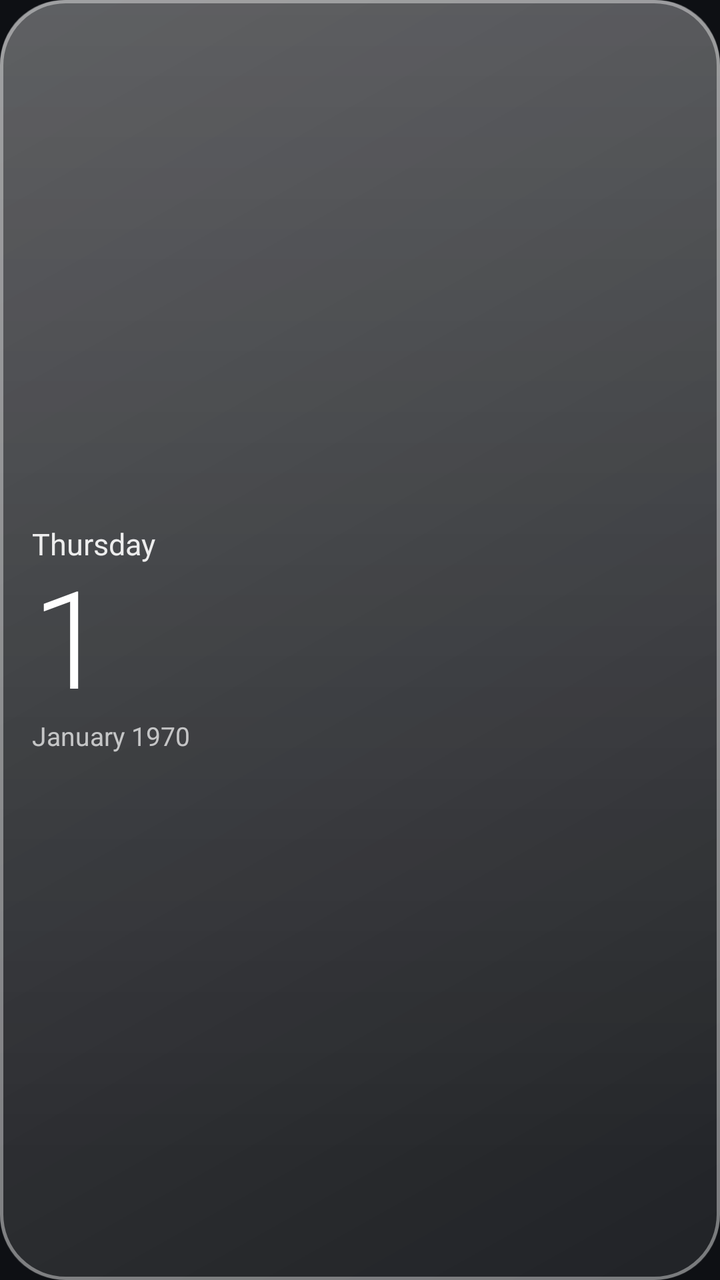
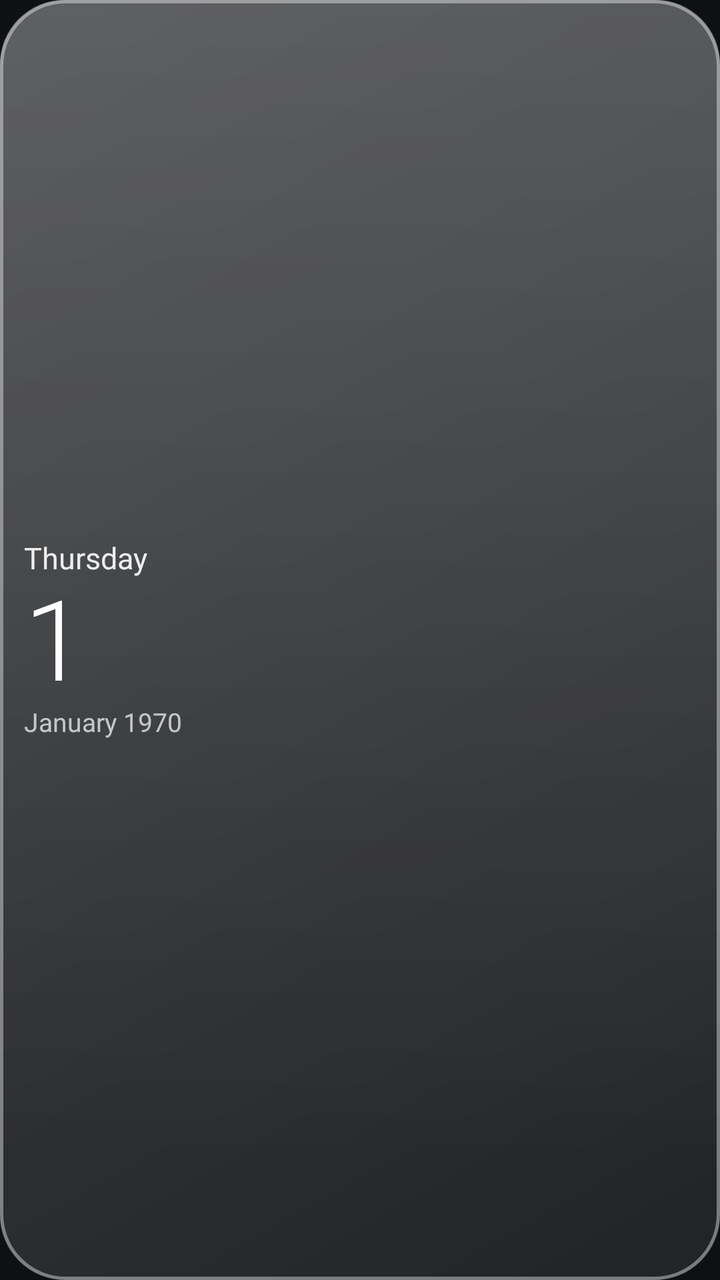

Screens rendered from an Android XML layout before and after an edit, with the pre-edit source and the edit as a unified diff.
<!-- AndroidManifest.xml: application theme Theme.GlassWidgets -->
<!-- res/layout/widget_glass_date.xml -->
<?xml version="1.0" encoding="utf-8"?>
<FrameLayout xmlns:android="http://schemas.android.com/apk/res/android"
    android:id="@+id/widget_root"
    android:layout_width="match_parent"
    android:layout_height="match_parent"
    android:background="@drawable/glass_bg"
    android:padding="16dp">

    <LinearLayout
        android:layout_width="match_parent"
        android:layout_height="match_parent"
        android:gravity="center_vertical"
        android:orientation="vertical">

        <TextClock
            android:layout_width="wrap_content"
            android:layout_height="wrap_content"
            android:format12Hour="EEEE"
            android:format24Hour="EEEE"
            android:includeFontPadding="false"
            android:textColor="#E6FFFFFF"
            android:textSize="15sp" />

        <TextClock
            android:layout_width="wrap_content"
            android:layout_height="wrap_content"
            android:fontFamily="sans-serif-light"
            android:format12Hour="d"
            android:format24Hour="d"
            android:includeFontPadding="false"
            android:textColor="#FFFFFFFF"
            android:textSize="68sp" />

        <TextClock
            android:layout_width="wrap_content"
            android:layout_height="wrap_content"
            android:format12Hour="MMMM yyyy"
            android:format24Hour="MMMM yyyy"
            android:includeFontPadding="false"
            android:textColor="#B3FFFFFF"
            android:textSize="13sp" />

    </LinearLayout>

</FrameLayout>
<!-- resources referenced by this layout -->
<resources>
  <!-- drawable glass_bg (drawable) -->
  <?xml version="1.0" encoding="utf-8"?>
  <layer-list xmlns:android="http://schemas.android.com/apk/res/android">
  
      
      <item>
          <shape android:shape="rectangle">
              <gradient
                  android:angle="315"
                  android:endColor="#14FFFFFF"
                  android:startColor="#38FFFFFF"
                  android:type="linear" />
              <corners android:radius="32dp" />
          </shape>
      </item>
  
      
      <item android:bottom="60dp">
          <shape android:shape="rectangle">
              <gradient
                  android:angle="270"
                  android:endColor="#00FFFFFF"
                  android:startColor="#26FFFFFF"
                  android:type="linear" />
              <corners
                  android:topLeftRadius="32dp"
                  android:topRightRadius="32dp" />
          </shape>
      </item>
  
      
      <item>
          <shape android:shape="rectangle">
              <stroke
                  android:width="1.5dp"
                  android:color="#66FFFFFF" />
              <corners android:radius="32dp" />
          </shape>
      </item>
  
  </layer-list>
  <style name="Theme.GlassWidgets" parent="Theme.Material3.Dark.NoActionBar">
          <item name="colorPrimary">@color/accent</item>
          <item name="colorOnPrimary">@color/on_accent</item>
          <item name="colorSecondaryContainer">@color/accent_container</item>
          <item name="colorOnSecondaryContainer">@color/text_primary</item>
          <item name="android:windowBackground">@color/app_bg</item>
          <item name="android:statusBarColor">@color/app_bg</item>
          <item name="android:navigationBarColor">@color/app_bg</item>
      </style>
  <color name="accent">#4FD0E0</color>
  <color name="on_accent">#06191D</color>
  <color name="accent_container">#17414A</color>
  <color name="text_primary">#EAF2F5</color>
  <color name="app_bg">#0E1014</color>
</resources>

<!-- the commit's change to res/layout/widget_glass_date.xml (unified diff, before → after) -->
@@ -4,7 +4,7 @@
     android:layout_width="match_parent"
     android:layout_height="match_parent"
     android:background="@drawable/glass_bg"
-    android:padding="16dp">
+    android:padding="12dp">
 
     <LinearLayout
         android:layout_width="match_parent"
@@ -29,7 +29,7 @@
             android:format24Hour="d"
             android:includeFontPadding="false"
             android:textColor="#FFFFFFFF"
-            android:textSize="68sp" />
+            android:textSize="56sp" />
 
         <TextClock
             android:layout_width="wrap_content"
